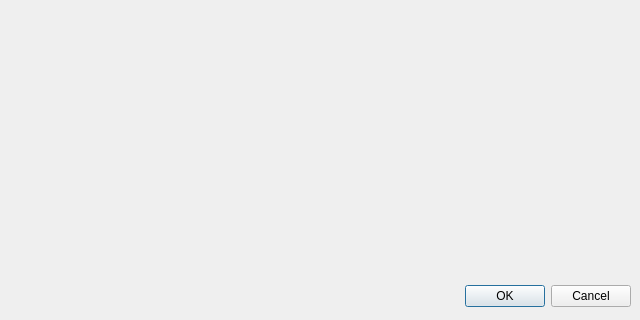
The window that client/src/ui/chooseavatardialog.ui (klaalk/klapklap) describes before a commit, drawn with Qt 5; both pictures show x 0 to 640 and y 160 to 480 of the 640 by 480 pixel window.
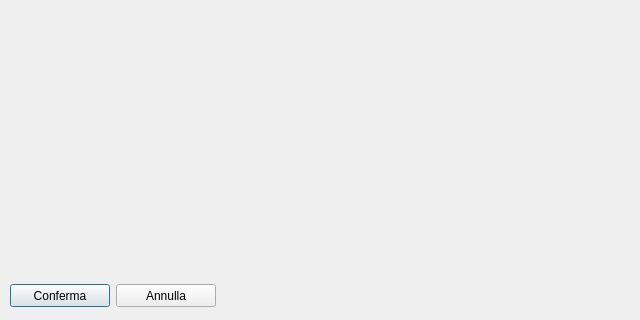
The same window after the commit.

Patch:
```diff
--- a/client/src/ui/chooseavatardialog.ui
+++ b/client/src/ui/chooseavatardialog.ui
@@ -13,22 +13,6 @@
   <property name="windowTitle">
    <string>Choose Your Avatar</string>
   </property>
-  <widget class="QDialogButtonBox" name="buttonBox">
-   <property name="geometry">
-    <rect>
-     <x>10</x>
-     <y>440</y>
-     <width>621</width>
-     <height>32</height>
-    </rect>
-   </property>
-   <property name="orientation">
-    <enum>Qt::Horizontal</enum>
-   </property>
-   <property name="standardButtons">
-    <set>QDialogButtonBox::Cancel|QDialogButtonBox::Ok</set>
-   </property>
-  </widget>
   <widget class="QWidget" name="gridLayoutWidget">
    <property name="geometry">
     <rect>
@@ -40,8 +24,87 @@
    </property>
    <layout class="QGridLayout" name="gridLayout"/>
   </widget>
-  <zorder>gridLayoutWidget</zorder>
-  <zorder>buttonBox</zorder>
+  <widget class="QWidget" name="horizontalLayoutWidget">
+   <property name="geometry">
+    <rect>
+     <x>10</x>
+     <y>440</y>
+     <width>621</width>
+     <height>31</height>
+    </rect>
+   </property>
+   <layout class="QHBoxLayout" name="horizontalLayout">
+    <item>
+     <widget class="QPushButton" name="applyBtn">
+      <property name="minimumSize">
+       <size>
+        <width>100</width>
+        <height>23</height>
+       </size>
+      </property>
+      <property name="maximumSize">
+       <size>
+        <width>100</width>
+        <height>23</height>
+       </size>
+      </property>
+      <property name="sizeIncrement">
+       <size>
+        <width>100</width>
+        <height>23</height>
+       </size>
+      </property>
+      <property name="text">
+       <string>Conferma</string>
+      </property>
+      <property name="class" stdset="0">
+       <string>PrimaryBtn</string>
+      </property>
+     </widget>
+    </item>
+    <item>
+     <widget class="QPushButton" name="cancelBtn">
+      <property name="minimumSize">
+       <size>
+        <width>100</width>
+        <height>23</height>
+       </size>
+      </property>
+      <property name="maximumSize">
+       <size>
+        <width>100</width>
+        <height>23</height>
+       </size>
+      </property>
+      <property name="sizeIncrement">
+       <size>
+        <width>100</width>
+        <height>23</height>
+       </size>
+      </property>
+      <property name="text">
+       <string>Annulla</string>
+      </property>
+      <property name="class" stdset="0">
+       <string>SecondaryBtn</string>
+      </property>
+     </widget>
+    </item>
+    <item>
+     <spacer name="horizontalSpacer">
+      <property name="orientation">
+       <enum>Qt::Horizontal</enum>
+      </property>
+      <property name="sizeHint" stdset="0">
+       <size>
+        <width>40</width>
+        <height>20</height>
+       </size>
+      </property>
+     </spacer>
+    </item>
+   </layout>
+  </widget>
  </widget>
  <resources/>
  <connections>
```
Left out of the diff: 35 changed lines with no effect on the pictures.
